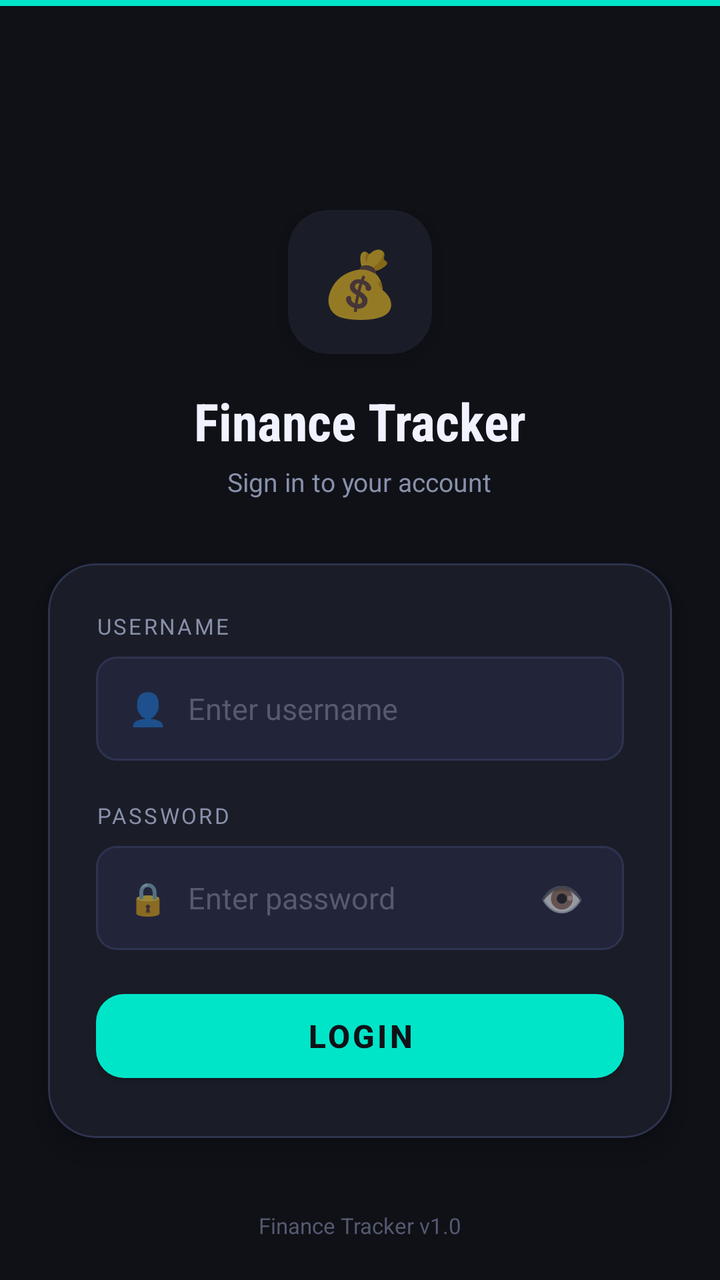
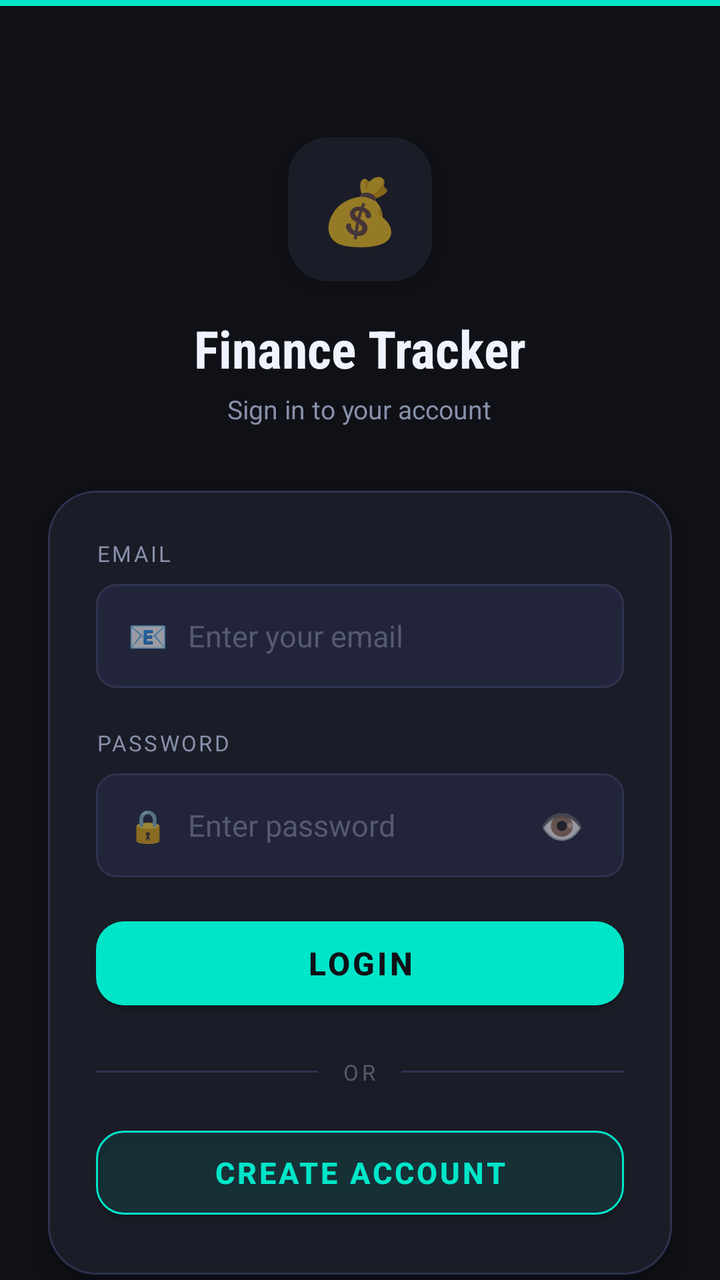

Compare the two renders of this Android layout. The source of the first and the diff that turns it into the second are given below.
<!-- AndroidManifest.xml: application theme Theme.FinanceTracker -->
<!-- res/layout/activity_login.xml -->
<?xml version="1.0" encoding="utf-8"?>
<androidx.constraintlayout.widget.ConstraintLayout
    xmlns:android="http://schemas.android.com/apk/res/android"
    xmlns:app="http://schemas.android.com/apk/res-auto"
    android:layout_width="match_parent"
    android:layout_height="match_parent"
    android:background="@color/bg_dark">

    <View
        android:id="@+id/topBar"
        android:layout_width="match_parent"
        android:layout_height="3dp"
        android:background="@color/accent_teal"
        app:layout_constraintEnd_toEndOf="parent"
        app:layout_constraintStart_toStartOf="parent"
        app:layout_constraintTop_toTopOf="parent"/>

    <LinearLayout
        android:id="@+id/llHeader"
        android:layout_width="wrap_content"
        android:layout_height="wrap_content"
        android:layout_marginTop="64dp"
        android:gravity="center"
        android:orientation="vertical"
        app:layout_constraintBottom_toTopOf="@id/cardLogin"
        app:layout_constraintEnd_toEndOf="parent"
        app:layout_constraintStart_toStartOf="parent"
        app:layout_constraintTop_toBottomOf="@id/topBar"
        app:layout_constraintVertical_bias="0.35"
        app:layout_constraintVertical_chainStyle="packed">

        <androidx.cardview.widget.CardView
            android:layout_width="72dp"
            android:layout_height="72dp"
            android:layout_marginBottom="16dp"
            app:cardBackgroundColor="#1A1D27"
            app:cardCornerRadius="20dp"
            app:cardElevation="8dp">

            <TextView
                android:layout_width="match_parent"
                android:layout_height="match_parent"
                android:gravity="center"
                android:text="💰"
                android:textSize="32sp"/>
        </androidx.cardview.widget.CardView>

        <TextView
            android:layout_width="wrap_content"
            android:layout_height="wrap_content"
            android:fontFamily="sans-serif-condensed"
            android:text="Finance Tracker"
            android:textColor="@color/text_primary"
            android:textSize="26sp"
            android:textStyle="bold"/>

        <TextView
            android:layout_width="wrap_content"
            android:layout_height="wrap_content"
            android:layout_marginTop="4dp"
            android:text="Sign in to your account"
            android:textColor="@color/text_secondary"
            android:textSize="13sp"/>
    </LinearLayout>

    <com.google.android.material.card.MaterialCardView
        android:id="@+id/cardLogin"
        android:layout_width="0dp"
        android:layout_height="wrap_content"
        android:layout_marginHorizontal="24dp"
        android:layout_marginTop="32dp"
        app:cardBackgroundColor="#1A1D27"
        app:cardCornerRadius="24dp"
        app:cardElevation="8dp"
        app:layout_constraintBottom_toBottomOf="parent"
        app:layout_constraintEnd_toEndOf="parent"
        app:layout_constraintStart_toStartOf="parent"
        app:layout_constraintTop_toBottomOf="@id/llHeader"
        app:layout_constraintVertical_bias="0"
        app:strokeColor="#2E3350"
        app:strokeWidth="1dp">

        <LinearLayout
            android:layout_width="match_parent"
            android:layout_height="wrap_content"
            android:orientation="vertical"
            android:padding="24dp">

            <TextView
                android:layout_width="wrap_content"
                android:layout_height="wrap_content"
                android:layout_marginBottom="8dp"
                android:letterSpacing="0.1"
                android:text="USERNAME"
                android:textColor="@color/text_secondary"
                android:textSize="11sp"/>

            <LinearLayout
                android:layout_width="match_parent"
                android:layout_height="52dp"
                android:layout_marginBottom="20dp"
                android:background="@drawable/bg_input_field"
                android:gravity="center_vertical"
                android:orientation="horizontal"
                android:paddingHorizontal="16dp">

                <TextView
                    android:layout_width="wrap_content"
                    android:layout_height="wrap_content"
                    android:layout_marginEnd="10dp"
                    android:text="👤"
                    android:textSize="16sp"/>

                <EditText
                    android:id="@+id/etUsername"
                    android:layout_width="0dp"
                    android:layout_height="match_parent"
                    android:layout_weight="1"
                    android:background="@null"
                    android:hint="Enter username"
                    android:imeOptions="actionNext"
                    android:inputType="text"
                    android:maxLines="1"
                    android:textColor="@color/text_primary"
                    android:textColorHint="@color/text_hint"
                    android:textSize="15sp"/>
            </LinearLayout>

            <TextView
                android:layout_width="wrap_content"
                android:layout_height="wrap_content"
                android:layout_marginBottom="8dp"
                android:letterSpacing="0.1"
                android:text="PASSWORD"
                android:textColor="@color/text_secondary"
                android:textSize="11sp"/>

            <LinearLayout
                android:layout_width="match_parent"
                android:layout_height="52dp"
                android:layout_marginBottom="8dp"
                android:background="@drawable/bg_input_field"
                android:gravity="center_vertical"
                android:orientation="horizontal"
                android:paddingHorizontal="16dp">

                <TextView
                    android:layout_width="wrap_content"
                    android:layout_height="wrap_content"
                    android:layout_marginEnd="10dp"
                    android:text="🔒"
                    android:textSize="16sp"/>

                <EditText
                    android:id="@+id/etPassword"
                    android:layout_width="0dp"
                    android:layout_height="match_parent"
                    android:layout_weight="1"
                    android:background="@null"
                    android:hint="Enter password"
                    android:imeOptions="actionDone"
                    android:inputType="textPassword"
                    android:maxLines="1"
                    android:textColor="@color/text_primary"
                    android:textColorHint="@color/text_hint"
                    android:textSize="15sp"/>

                <TextView
                    android:id="@+id/btnTogglePassword"
                    android:layout_width="wrap_content"
                    android:layout_height="wrap_content"
                    android:padding="4dp"
                    android:text="👁"
                    android:textSize="18sp"/>
            </LinearLayout>

            <TextView
                android:id="@+id/tvError"
                android:layout_width="match_parent"
                android:layout_height="wrap_content"
                android:gravity="center"
                android:paddingVertical="8dp"
                android:text="Incorrect username or password."
                android:textColor="@color/expense_red"
                android:textSize="13sp"
                android:visibility="gone"/>

            <com.google.android.material.button.MaterialButton
                android:id="@+id/btnLogin"
                android:layout_width="match_parent"
                android:layout_height="54dp"
                android:layout_marginTop="8dp"
                android:text="Login"
                android:textColor="@color/bg_dark"
                android:textSize="16sp"
                android:textStyle="bold"
                app:backgroundTint="@color/accent_teal"
                app:cornerRadius="14dp"/>

        </LinearLayout>
    </com.google.android.material.card.MaterialCardView>

    <TextView
        android:layout_width="wrap_content"
        android:layout_height="wrap_content"
        android:layout_marginBottom="20dp"
        android:text="Finance Tracker v1.0"
        android:textColor="@color/text_hint"
        android:textSize="11sp"
        app:layout_constraintBottom_toBottomOf="parent"
        app:layout_constraintEnd_toEndOf="parent"
        app:layout_constraintStart_toStartOf="parent"/>

</androidx.constraintlayout.widget.ConstraintLayout>
<!-- resources referenced by this layout -->
<resources>
  <color name="accent_teal">#00E5C8</color>
  <color name="bg_dark">#0F1117</color>
  <color name="expense_red">#FF5C75</color>
  <color name="text_hint">#555A70</color>
  <color name="text_primary">#F0F2FF</color>
  <color name="text_secondary">#8890AA</color>
  <!-- drawable bg_input_field (drawable) -->
  <?xml version="1.0" encoding="utf-8"?>
  <shape xmlns:android="http://schemas.android.com/apk/res/android" android:shape="rectangle">
      <solid android:color="#22253A"/>
      <corners android:radius="10dp"/>
      <stroke android:width="1dp" android:color="#2E3350"/>
  </shape>
  <style name="Theme.FinanceTracker" parent="Theme.MaterialComponents.DayNight.NoActionBar">
          <item name="colorPrimary">@color/colorPrimary</item>
          <item name="colorPrimaryVariant">@color/colorPrimaryVariant</item>
          <item name="colorOnPrimary">@color/colorOnPrimary</item>
          <item name="colorSecondary">@color/colorSecondary</item>
          <item name="colorOnSecondary">@color/colorOnSecondary</item>
          <item name="colorSurface">@color/colorSurface</item>
          <item name="colorOnSurface">@color/colorOnSurface</item>
          <item name="android:windowBackground">@color/bg_dark</item>
          <item name="android:statusBarColor">@color/bg_card</item>
          <item name="chipStyle">@style/Widget.MaterialComponents.Chip.Choice</item>
      </style>
  <color name="colorPrimary">#1A1D27</color>
  <color name="colorPrimaryVariant">#0F1117</color>
  <color name="colorOnPrimary">#F0F2FF</color>
  <color name="colorSecondary">#00E5C8</color>
  <color name="colorOnSecondary">#0F1117</color>
  <color name="colorSurface">#1A1D27</color>
  <color name="colorOnSurface">#F0F2FF</color>
  <color name="bg_card">#1A1D27</color>
</resources>

<!-- the commit's change to res/layout/activity_login.xml (unified diff, before → after) -->
@@ -6,6 +6,7 @@
     android:layout_height="match_parent"
     android:background="@color/bg_dark">
 
+    
     <View
         android:id="@+id/topBar"
         android:layout_width="match_parent"
@@ -15,6 +16,7 @@
         app:layout_constraintStart_toStartOf="parent"
         app:layout_constraintTop_toTopOf="parent"/>
 
+    
     <LinearLayout
         android:id="@+id/llHeader"
         android:layout_width="wrap_content"
@@ -63,6 +65,7 @@
             android:textSize="13sp"/>
     </LinearLayout>
 
+    
     <com.google.android.material.card.MaterialCardView
         android:id="@+id/cardLogin"
         android:layout_width="0dp"
@@ -86,12 +89,13 @@
             android:orientation="vertical"
             android:padding="24dp">
 
+            
             <TextView
                 android:layout_width="wrap_content"
                 android:layout_height="wrap_content"
                 android:layout_marginBottom="8dp"
                 android:letterSpacing="0.1"
-                android:text="USERNAME"
+                android:text="EMAIL"
                 android:textColor="@color/text_secondary"
                 android:textSize="11sp"/>
 
@@ -108,24 +112,26 @@
                     android:layout_width="wrap_content"
                     android:layout_height="wrap_content"
                     android:layout_marginEnd="10dp"
-                    android:text="👤"
+                    android:text="📧"
                     android:textSize="16sp"/>
 
+                
                 <EditText
                     android:id="@+id/etUsername"
                     android:layout_width="0dp"
                     android:layout_height="match_parent"
                     android:layout_weight="1"
                     android:background="@null"
-                    android:hint="Enter username"
+                    android:hint="Enter your email"
                     android:imeOptions="actionNext"
-                    android:inputType="text"
+                    android:inputType="textEmailAddress"
                     android:maxLines="1"
                     android:textColor="@color/text_primary"
                     android:textColorHint="@color/text_hint"
                     android:textSize="15sp"/>
             </LinearLayout>
 
+            
             <TextView
                 android:layout_width="wrap_content"
                 android:layout_height="wrap_content"
@@ -174,17 +180,19 @@
                     android:textSize="18sp"/>
             </LinearLayout>
 
+            
             <TextView
                 android:id="@+id/tvError"
                 android:layout_width="match_parent"
                 android:layout_height="wrap_content"
                 android:gravity="center"
                 android:paddingVertical="8dp"
-                android:text="Incorrect username or password."
+                android:text="Incorrect email or password."
                 android:textColor="@color/expense_red"
                 android:textSize="13sp"
                 android:visibility="gone"/>
 
+            
             <com.google.android.material.button.MaterialButton
                 android:id="@+id/btnLogin"
                 android:layout_width="match_parent"
@@ -197,9 +205,56 @@
                 app:backgroundTint="@color/accent_teal"
                 app:cornerRadius="14dp"/>
 
+            
+            <LinearLayout
+                android:layout_width="match_parent"
+                android:layout_height="wrap_content"
+                android:layout_marginTop="20dp"
+                android:layout_marginBottom="4dp"
+                android:gravity="center_vertical"
+                android:orientation="horizontal">
+
+                <View
+                    android:layout_width="0dp"
+                    android:layout_height="1dp"
+                    android:layout_weight="1"
+                    android:background="#2E3350"/>
+
+                <TextView
+                    android:layout_width="wrap_content"
+                    android:layout_height="wrap_content"
+                    android:paddingHorizontal="12dp"
+                    android:text="OR"
+                    android:textColor="@color/text_hint"
+                    android:textSize="11sp"
+                    android:letterSpacing="0.15"/>
+
+                <View
+                    android:layout_width="0dp"
+                    android:layout_height="1dp"
+                    android:layout_weight="1"
+                    android:background="#2E3350"/>
+            </LinearLayout>
+
+            
+            <com.google.android.material.button.MaterialButton
+                android:id="@+id/btnCreateAccount"
+                android:layout_width="match_parent"
+                android:layout_height="54dp"
+                android:layout_marginTop="12dp"
+                android:text="Create Account"
+                android:textColor="@color/accent_teal"
+                android:textSize="15sp"
+                android:textStyle="bold"
+                app:backgroundTint="#1A00E5C8"
+                app:cornerRadius="14dp"
+                app:strokeColor="@color/accent_teal"
+                app:strokeWidth="1dp"/>
+
         </LinearLayout>
     </com.google.android.material.card.MaterialCardView>
 
+    
     <TextView
         android:layout_width="wrap_content"
         android:layout_height="wrap_content"
